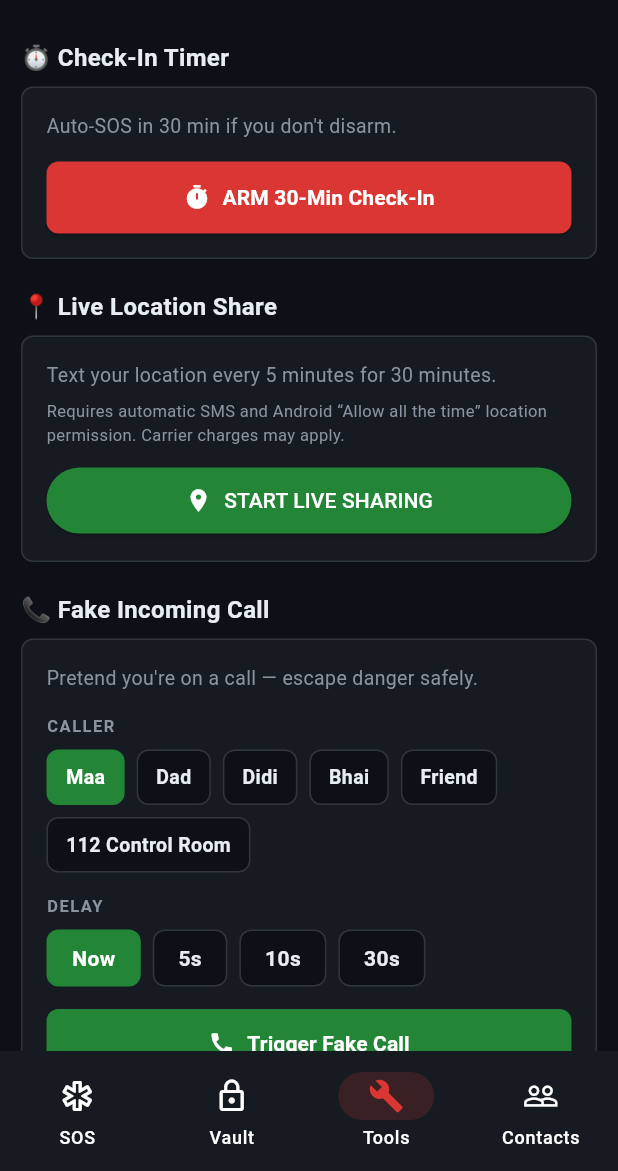
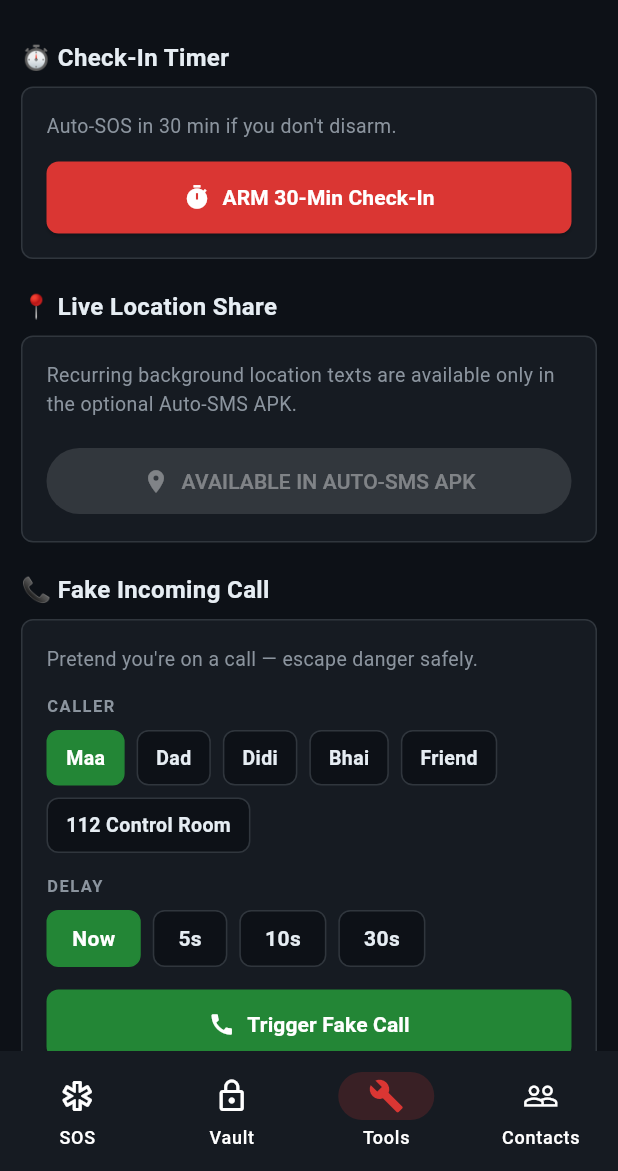
Before and after one commit to alwayspositivevibes/Awaaz-Suraksha-App, a Flutter app: the screen it shows after launch, item 3 of the bottom bar chosen, on a phone screen of 412 x 824 dp, the part 65-1236 px from its top. Run offline on Flutter 3.47's test engine with Material 3 defaults, Android fonts, the phone set to English and light mode, and no system bars; our stand-ins replace flutter_local_notifications, flutter_secure_storage, flutter_tts, geolocator, permission_handler, sensors_plus and 3 more; missing offline and left inert: cryptography, flutter_foreground_task, record, vosk_flutter.

Commit message:
feat: add reduced-permission APK variant
Co-authored-by: Copilot App <223556219+Copilot@users.noreply.github.com>

```diff
--- a/lib/main.dart
+++ b/lib/main.dart
@@ -22,6 +22,8 @@ import 'package:sensors_plus/sensors_plus.dart';
 import 'package:path_provider/path_provider.dart';
 import 'dart:math' as math;
 
+const bool _autoSmsBuild = bool.fromEnvironment('AUTO_SMS_ENABLED');
+
 // ═══════════════════════════════════════════════════════════════
 //  BACKGROUND TASK  (top-level, required by flutter_foreground_task)
 // ═══════════════════════════════════════════════════════════════
@@ -97,7 +99,9 @@ class _BgHandler extends TaskHandler {
       notificationText: '$reason. Open the app to continue the alert.',
     );
 
-    if (!_demoMode && (p.getBool('sms_alerts_enabled') ?? false)) {
+    if (_autoSmsBuild &&
+        !_demoMode &&
+        (p.getBool('sms_alerts_enabled') ?? false)) {
       await p.setBool('background_sos_sms_attempted', true);
       final contacts = await StorageService.loadContacts();
       final location = await LocationService.get(requestPermission: false);
@@ -138,6 +142,12 @@ class _BgHandler extends TaskHandler {
     SharedPreferences preferences,
     int nowMillis,
   ) async {
+    if (!_autoSmsBuild) {
+      await preferences.remove('live_share_until_ms');
+      await preferences.remove('live_share_interval_ms');
+      await preferences.remove('live_share_last_update_ms');
+      return;
+    }
     final until = preferences.getInt('live_share_until_ms') ?? 0;
     if (until == 0) return;
     if (nowMillis >= until) {
@@ -320,6 +330,12 @@ class AppSettings {
 
   static Future<AppSettings> load() async {
     final p = await SharedPreferences.getInstance();
+    if (!_autoSmsBuild) {
+      await p.setBool('sms_alerts_enabled', false);
+      await p.remove('live_share_until_ms');
+      await p.remove('live_share_interval_ms');
+      await p.remove('live_share_last_update_ms');
+    }
     return AppSettings(
       wakeWord: p.getString('wake_word') ?? 'help me now',
       localeId: 'en_IN',
@@ -329,7 +345,8 @@ class AppSettings {
       silentMode: p.getBool('silent_mode') ?? false,
       shakeEnabled: p.getBool('shake_enabled') ?? true,
       demoMode: p.getBool('demo_mode') ?? false,
-      smsAlertsEnabled: p.getBool('sms_alerts_enabled') ?? false,
+      smsAlertsEnabled: _autoSmsBuild &&
+          (p.getBool('sms_alerts_enabled') ?? false),
       evidenceEnabled: p.getBool('evidence_enabled') ?? false,
       contactTestAlertsEnabled: p.getBool('contact_test_alerts_enabled') ?? false,
       shakeSensitivity: p.getDouble('shake_sensitivity') ?? 20.0,
@@ -349,7 +366,7 @@ class AppSettings {
     await p.setBool('silent_mode', silentMode);
     await p.setBool('shake_enabled', shakeEnabled);
     await p.setBool('demo_mode', demoMode);
-    await p.setBool('sms_alerts_enabled', smsAlertsEnabled);
+    await p.setBool('sms_alerts_enabled', _autoSmsBuild && smsAlertsEnabled);
     await p.setBool('evidence_enabled', evidenceEnabled);
     await p.setBool('contact_test_alerts_enabled', contactTestAlertsEnabled);
     await p.setDouble('shake_sensitivity', shakeSensitivity);
@@ -857,6 +874,7 @@ class AlertService {
     List<Contact> contacts,
     String message,
   ) async {
+    if (!_autoSmsBuild) return [];
     final sent = <String>[];
     for (final contact in contacts) {
       final phone = StorageService.validatePhone(contact.phone);
@@ -1052,7 +1070,8 @@ class _HomeScreenState extends State<HomeScreen> with WidgetsBindingObserver {
     final p = await SharedPreferences.getInstance();
     final now = DateTime.now().millisecondsSinceEpoch;
     final checkinActive = (p.getInt('checkin_deadline_ms') ?? 0) > now;
-    final liveShareActive = (p.getInt('live_share_until_ms') ?? 0) > now;
+    final liveShareActive =
+        _autoSmsBuild && (p.getInt('live_share_until_ms') ?? 0) > now;
     if (!_settings.shakeEnabled && !checkinActive && !liveShareActive) {
       await _stopBgService();
       return;
@@ -1807,7 +1826,7 @@ class _ToolsTabState extends State<_ToolsTab> {
         widget.onCheckinExpired();
       }
     }
-    if (shareUntil > now) {
+    if (_autoSmsBuild && shareUntil > now) {
       _liveShareUntilMs = shareUntil;
       _liveShareActive = true;
       _liveShareStatus = 'Live updates are active';
@@ -1897,6 +1916,11 @@ class _ToolsTabState extends State<_ToolsTab> {
   }
 
   Future<void> _startLiveShare() async {
+    if (!_autoSmsBuild) {
+      setState(() => _liveShareStatus =
+          'Live-location SMS is available in the optional Auto-SMS APK');
+      return;
+    }
     if (widget.settings.demoMode) {
       setState(() => _liveShareStatus = 'Turn off Demo Mode before sending real SMS updates');
       return;
@@ -2175,10 +2199,13 @@ class _ToolsTabState extends State<_ToolsTab> {
           ),
           child: Column(crossAxisAlignment: CrossAxisAlignment.start, children: [
             Text(
-              'Text your location every ${widget.settings.liveShareIntervalMinutes} minutes for ${widget.settings.liveShareMinutes} minutes.',
+              _autoSmsBuild
+                  ? 'Text your location every ${widget.settings.liveShareIntervalMinutes} minutes for ${widget.settings.liveShareMinutes} minutes.'
+                  : 'Recurring background location texts are available only in the optional Auto-SMS APK.',
               style: const TextStyle(fontSize: 13, color: _kMuted),
             ),
             const SizedBox(height: 6),
+            if (_autoSmsBuild)
               const Text(
                 'Requires automatic SMS and Android “Allow all the time” location permission. Carrier charges may apply.',
                 style: TextStyle(fontSize: 11, color: _kMuted),
@@ -2194,9 +2221,15 @@ class _ToolsTabState extends State<_ToolsTab> {
             SizedBox(
               width: double.infinity,
               child: ElevatedButton.icon(
-                onPressed: _liveShareActive ? _stopLiveShare : _startLiveShare,
+                onPressed: !_autoSmsBuild
+                    ? null
+                    : _liveShareActive ? _stopLiveShare : _startLiveShare,
                 icon: Icon(_liveShareActive ? Icons.stop_circle : Icons.location_on),
-                label: Text(_liveShareActive ? 'STOP LIVE SHARING' : 'START LIVE SHARING'),
+                label: Text(
+                  !_autoSmsBuild
+                      ? 'AVAILABLE IN AUTO-SMS APK'
+                      : _liveShareActive ? 'STOP LIVE SHARING' : 'START LIVE SHARING',
+                ),
                 style: ElevatedButton.styleFrom(
                   backgroundColor: _liveShareActive ? _kMuted : _kGreen,
                   foregroundColor: Colors.white,
@@ -2586,6 +2619,7 @@ class _SettingsScreenState extends State<SettingsScreen> {
             const Divider(color: _kBorder, height: 1),
             _tog('Demo Mode', 'Test SOS without sending real alerts', _s.demoMode, (v) => setState(() => _s.demoMode = v)),
             const Divider(color: _kBorder, height: 1),
+            if (_autoSmsBuild)
               _tog(
                 'Automatic emergency SMS',
                 'Send SOS and live-location texts to trusted contacts. Carrier charges may apply; messages are never read.',
@@ -2595,7 +2629,7 @@ class _SettingsScreenState extends State<SettingsScreen> {
                     final permission = await Permission.sms.request();
                     if (!mounted) return;
                     if (!permission.isGranted) {
-                    if (mounted) ScaffoldMessenger.of(context).showSnackBar(
+                      ScaffoldMessenger.of(context).showSnackBar(
                         const SnackBar(content: Text('SMS permission is needed for automatic alerts.')),
                       );
                       return;
@@ -2603,6 +2637,15 @@ class _SettingsScreenState extends State<SettingsScreen> {
                   }
                   setState(() => _s.smsAlertsEnabled = v);
                 },
+              )
+            else
+              const ListTile(
+                leading: Icon(Icons.sms_outlined, color: _kMuted),
+                title: Text('Automatic SMS not included', style: TextStyle(color: _kText)),
+                subtitle: Text(
+                  'This APK has no SEND_SMS permission. SOS uses WhatsApp drafts or manual calls; install the Auto-SMS APK for the opt-in switch.',
+                  style: TextStyle(color: _kMuted),
+                ),
               ),
             const Divider(color: _kBorder, height: 1),
             _tog(
@@ -2622,7 +2665,12 @@ class _SettingsScreenState extends State<SettingsScreen> {
           const SizedBox(height: 16),
 
           _hdr('📍 Live Location Share'),
-          _card([Padding(padding: const EdgeInsets.fromLTRB(14, 14, 14, 10), child: Column(children: [
+          _card([Padding(padding: const EdgeInsets.fromLTRB(14, 14, 14, 10), child: !_autoSmsBuild
+              ? const Text(
+                  'Recurring background location texts are available only in the optional Auto-SMS APK.',
+                  style: TextStyle(fontSize: 13, color: _kMuted),
+                )
+              : Column(children: [
             Row(mainAxisAlignment: MainAxisAlignment.spaceBetween, children: [
               const Text('Share for', style: TextStyle(fontSize: 14, fontWeight: FontWeight.bold, color: _kText)),
               Text('${_s.liveShareMinutes} minutes', style: const TextStyle(fontSize: 13, color: _kGreen, fontWeight: FontWeight.bold)),
```
Also changed, not shown: 9 other files. Lines whose indentation alone changed are shown as unchanged.
